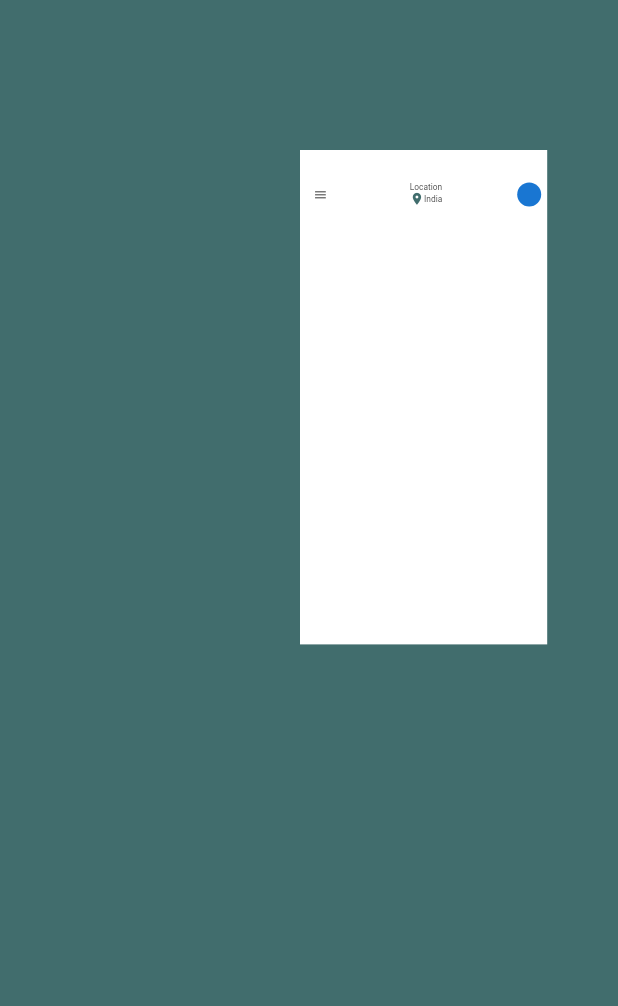
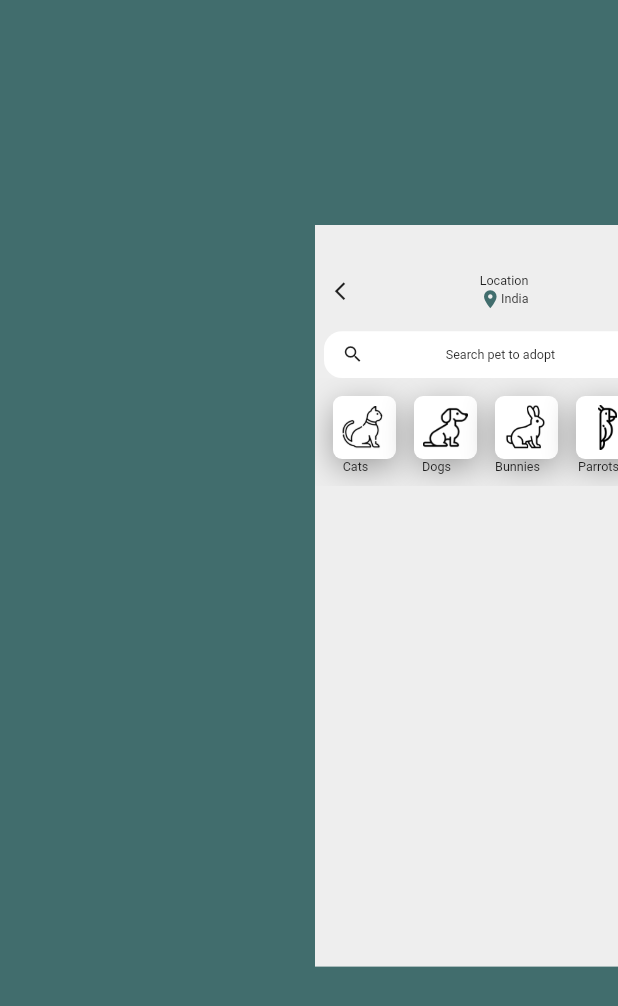
Before and after one commit to arunsingh28/pet_ui, a Flutter app: the screen it shows after launch, after a tap on the "menu" icon, on a phone screen of 412 x 824 dp. Shown: the top 1006 px of the screen. Run offline on Flutter 3.47's test engine with Material 2 defaults, Android fonts, the phone set to English and light mode, and no system bars.

Commit message:
slider done

```diff
--- a/lib/screen/Home.dart
+++ b/lib/screen/Home.dart
@@ -13,13 +13,15 @@ class _HomeState extends State<Home> {
   double yOffset = 0;
   double scaleFactor = 1;
 
+  bool isDrawerOpen = false;
+
   @override
   Widget build(BuildContext context) {
     return AnimatedContainer(
       transform: Matrix4.translationValues(xOffset, yOffset, 0)
         ..scale(scaleFactor),
       duration: Duration(milliseconds: 250),
-      color: Colors.white,
+      color: Colors.grey[200],
       child: Column(
         children: [
           SizedBox(
@@ -30,13 +32,26 @@ class _HomeState extends State<Home> {
             child: Row(
                 mainAxisAlignment: MainAxisAlignment.spaceBetween,
                 children: [
-                  IconButton(
+                  isDrawerOpen
+                      ? IconButton(
+                          icon: Icon(Icons.arrow_back_ios),
+                          onPressed: () {
+                            setState(() {
+                              xOffset = 0;
+                              yOffset = 0;
+                              scaleFactor = 1;
+                              isDrawerOpen = false;
+                            });
+                          },
+                        )
+                      : IconButton(
                           icon: Icon(Icons.menu),
                           onPressed: () {
                             setState(() {
-                        xOffset = 200;
-                        yOffset = 100;
-                        scaleFactor = .4;
+                              xOffset = 210;
+                              yOffset = 150;
+                              scaleFactor = .6;
+                              isDrawerOpen = true;
                             });
                           },
                         ),
@@ -54,7 +69,57 @@ class _HomeState extends State<Home> {
                   ),
                   CircleAvatar()
                 ]),
-          )
+          ),
+          SizedBox(
+            height: 20,
+          ),
+          Container(
+              margin: EdgeInsets.symmetric(vertical: 0, horizontal: 10),
+              decoration: BoxDecoration(
+                color: Colors.white,
+                borderRadius: BorderRadius.circular(20),
+              ),
+              padding: EdgeInsets.symmetric(horizontal: 20, vertical: 14),
+              child: Row(
+                mainAxisAlignment: MainAxisAlignment.spaceBetween,
+                children: [
+                  Icon(Icons.search),
+                  Text('Search pet to adopt'),
+                  Icon(Icons.settings)
+                ],
+              )),
+          Container(
+            height: 120,
+            child: ListView.builder(
+                scrollDirection: Axis.horizontal,
+                itemCount: categoris.length,
+                itemBuilder: (context, index) {
+                  return Container(
+                    child: Column(
+                      // mainAxisAlignment: MainAxisAlignment.center,
+                      children: [
+                        Container(
+                          padding: EdgeInsets.all(10),
+                          margin: EdgeInsets.only(left: 20, top: 20),
+                          decoration: BoxDecoration(
+                            color: Colors.white,
+                            boxShadow: shodowList,
+                            borderRadius: BorderRadius.circular(10),
+                          ),
+                          // height: 60,
+                          // width: 80,
+                          child: Image.asset(
+                            categoris[index]['iconPath'],
+                            height: 50,
+                            width: 50,
+                          ),
+                        ),
+                        Text(categoris[index]['name'])
+                      ],
+                    ),
+                  );
+                }),
+          ),
         ],
       ),
     );
```
Lines whose indentation alone changed are shown as unchanged.
